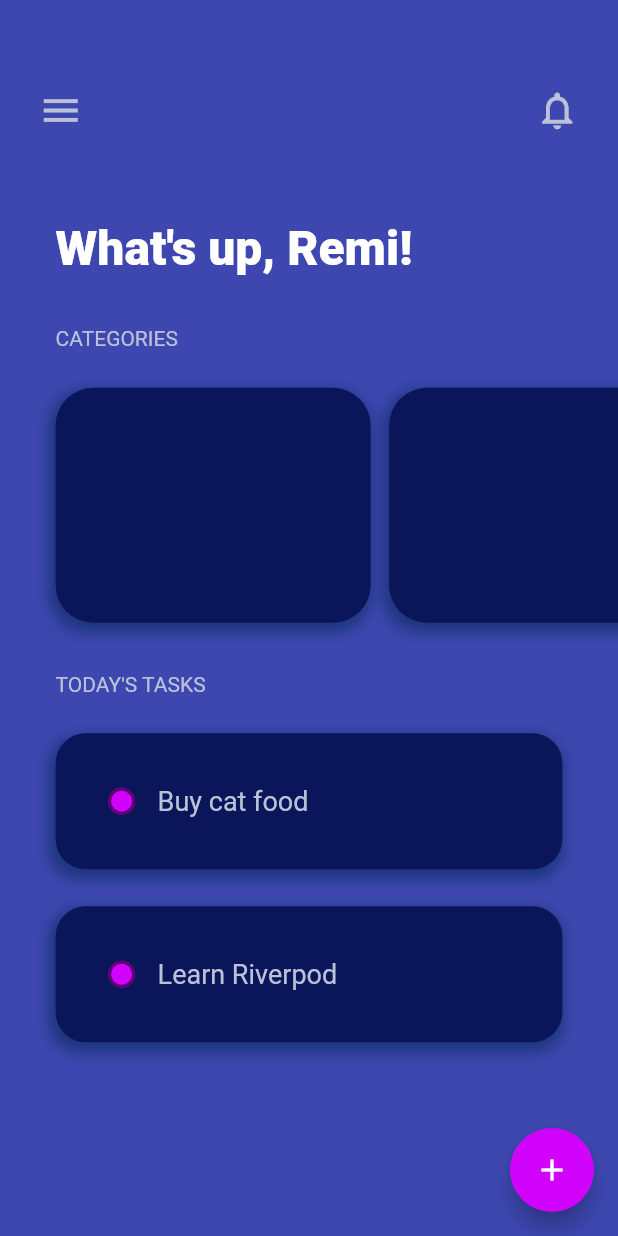
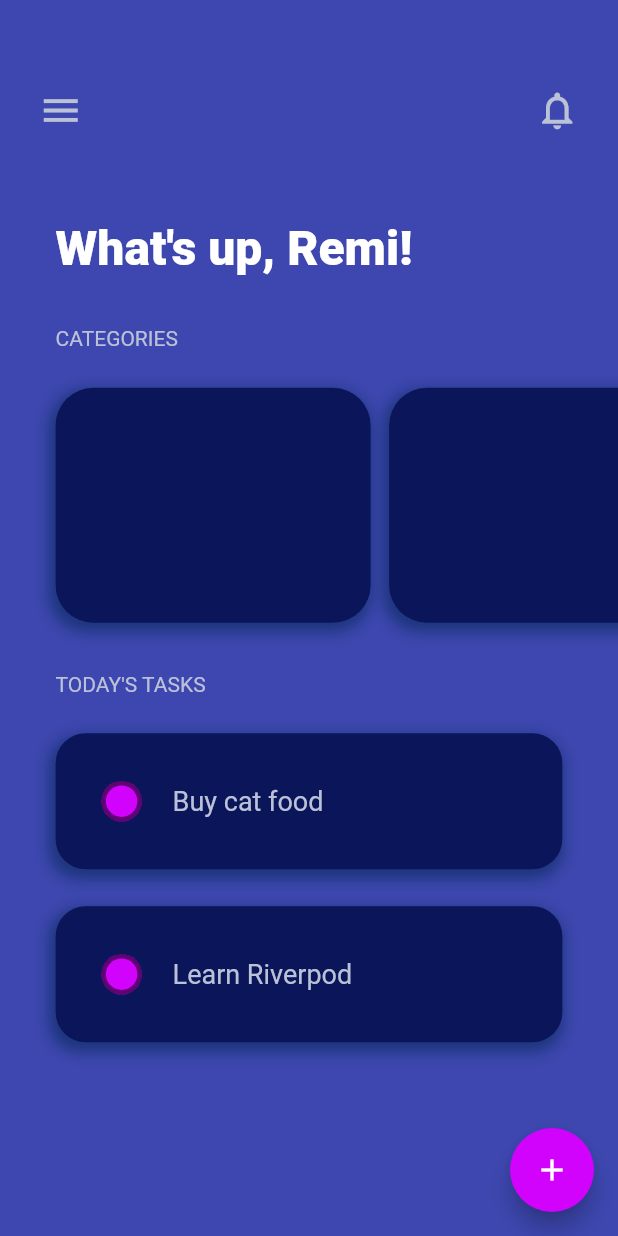
Before and after one commit to I-Scream-4-Icecream/todo_list, a Flutter app: the screen it shows after launch, on a phone screen of 412 x 824 dp. Run offline on Flutter 3.47's test engine with Material 2 defaults, Android fonts, the phone set to English and light mode, and no system bars; our stand-ins replace flutter_riverpod.

```diff
--- a/lib/shared/task_cell.dart
+++ b/lib/shared/task_cell.dart
@@ -23,6 +23,8 @@ class TaskCell extends StatelessWidget {
 
   @override
   Widget build(BuildContext context) {
+    TextDecoration textDecoration = TextDecoration.none;
+
     return Padding(
       padding: EdgeInsets.only(bottom: screenHeight*0.03, right: screenWidth*0.05, left: screenWidth*0.02),
       child: Container(
@@ -35,24 +37,42 @@ class TaskCell extends StatelessWidget {
                 Consumer(
                   builder: (context, ref, child) {
                     final Todo todo = ref.watch(currentTodo);
-                    return Checkbox(
+                    return Transform.scale(
+                      scale: 1.5,
+                      child: Checkbox(
                         checkColor: Colors.white,
                         fillColor: MaterialStateProperty.all(Color(0xffd103fc)),
                         shape: CircleBorder(),
                         value: todo.completed,
                         onChanged: (bool? value) {
                           ref.read(todosProvider.notifier).toggle(todo.id);
+                          if(!todo.completed) {
+                            textDecoration = TextDecoration.lineThrough;
+                          }
                           ref.read(todosProvider.notifier).printList(ref);
                         },
+                      ),
                     );
                   }
                 ),
-                Text(
+                SizedBox(width: 10.0),
+                Consumer(
+                  builder: (context, ref, child) {
+                    final Todo todo = ref.watch(currentTodo);
+                    if(todo.completed) {
+                      textDecoration = TextDecoration.lineThrough;
+                    } else {
+                      textDecoration = TextDecoration.none;
+                    }
+                    return Text(
                       description,
                       style: TextStyle(
                         color: Color(0xFFbbc2d8),
-                    fontSize: 18.0
+                        fontSize: 18.0,
+                        decoration: textDecoration
                       ),
+                    );
+                  },
                 ),
               ],
             ),
```
Lines whose indentation alone changed are shown as unchanged.
